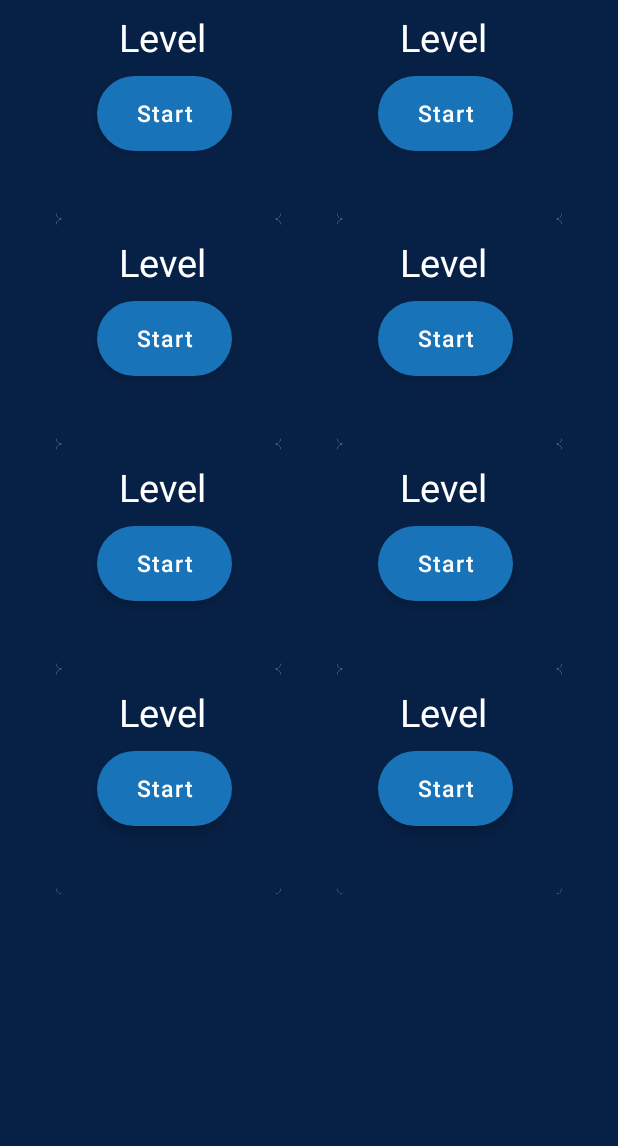
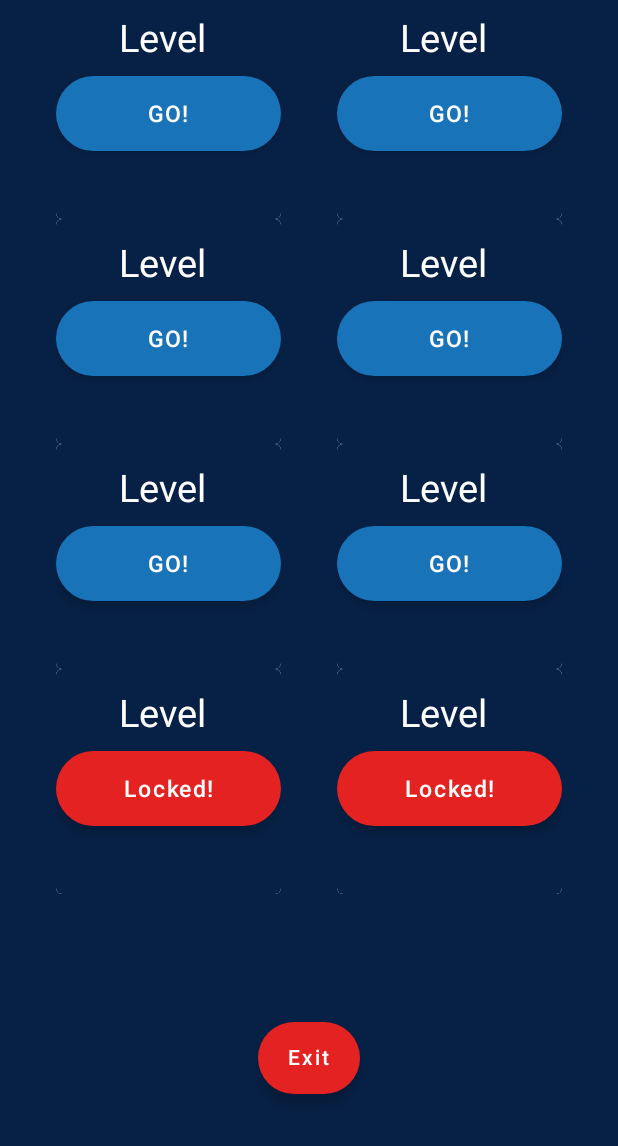
Before and after one commit to DaniValido23/Smart-Tuner-App, an Android app built with Jetpack Compose: the screen it shows after launch (MainActivity), on a phone screen of 412 x 824 dp, the part 90-1236 px from its top. Run offline under Robolectric (Android 15) with nearby library versions, the phone set to English and light mode, and no system bars.

Commit message:
Cambios: Creacion de boton (Exit) en una funcion, avance con el progreso de la app a como estaba el dia viernes

```diff
--- a/app/src/main/java/com/example/firstappmobilecompose/MainActivity.kt
+++ b/app/src/main/java/com/example/firstappmobilecompose/MainActivity.kt
@@ -128,20 +128,20 @@ fun PagePrincipal() {
                     modifier = Modifier.absolutePadding(0.dp, 10.dp, 0.dp, 100.dp)
                 )
 
-                ExtendedFloatingActionButton(
-                    backgroundColor = colorResource(id = R.color.Red_Exit),
-                    onClick = { /*...*/ },
-                    text = { (Text(text = "Exit", color = Color.White)) },
-                )
-
 
             }
 
+            ButtonExit()
 
         }
 
     }
 }
+
+
+
+
+
 
 @Composable
 fun PageEarTraining() {
@@ -154,8 +154,12 @@ fun PageEarTraining() {
             RowButtonLevel()
             RowButtonLevel()
             RowButtonLevel()
-            RowButtonLevel()
+            RowButtonLevelLocked()
+            Spacer(modifier = Modifier.height(85.dp))
+            ButtonExit()
         }
+
+
     }
 }
 
@@ -168,8 +172,19 @@ fun RowButtonLevel(){
             ButtonLevels()
         }
     }
+}
 
+@Composable
+fun RowButtonLevelLocked(){
+    Column(modifier = Modifier.fillMaxHeight(), verticalArrangement = Arrangement.SpaceAround) {
+        Row(modifier = Modifier.fillMaxWidth(), horizontalArrangement = Arrangement.SpaceEvenly) {
+            ButtonLevelsLocked()
+            ButtonLevelsLocked()
+        }
+    }
 }
+
+
 
 
 @Composable
@@ -188,8 +203,8 @@ fun ButtonLevels(){
             Spacer(modifier = Modifier.height(10.dp))
 
             ExtendedFloatingActionButton(
-                text = { Text(text = "Start", color = Color.White, fontSize = 15.sp)},
-                modifier = Modifier.absolutePadding(27.dp).size(90.dp,50.dp),
+                text = { Text(text = "GO!", color = Color.White, fontSize = 15.sp)},
+                modifier = Modifier.size(150.dp,50.dp),
                 onClick = { /*TODO*/ },
                 backgroundColor = colorResource(id = R.color.Blue_Buttom))
             Spacer(modifier = Modifier.height(10.dp))
@@ -197,6 +212,52 @@ fun ButtonLevels(){
     }
 }
 
+@Composable
+fun ButtonLevelsLocked(){
+    Card(elevation = 0.dp, modifier = Modifier.size(150.dp)) {
+        Column(
+            modifier = Modifier.background(colorResource(id = R.color.MainBlue))
+        ) {
+            Text(text = "Level",
+                color = Color.White,
+                modifier = Modifier.absolutePadding(42.dp,15.dp,0.dp,0.dp),
+                fontSize = 25.sp
+
+            )
+
+            Spacer(modifier = Modifier.height(10.dp))
+
+            ExtendedFloatingActionButton(
+                text = { Text(text = "Locked!", color = Color.White, fontSize = 15.sp)},
+                modifier = Modifier.size(150.dp,50.dp),
+                onClick = { /*TODO*/ },
+                backgroundColor = colorResource(id = R.color.Red_Exit))
+            Spacer(modifier = Modifier.height(10.dp))
+        }
+    }
+
+}
+
+@Composable
+fun ButtonExit(){
+    Column(
+        modifier = Modifier
+            .fillMaxWidth()
+            .fillMaxHeight(),
+        verticalArrangement = Arrangement.Center,
+        horizontalAlignment = Alignment.CenterHorizontally
+    ) {
+        ExtendedFloatingActionButton(
+            backgroundColor = colorResource(id = R.color.Red_Exit),
+            onClick = { /*...*/ },
+            text = { (Text(text = "Exit", color = Color.White)) },
+        )
+    }
+}
+
+
+
+
 //Composable Prueba git
 
 //Prueba numero 2 despues de reiniciar el equipo (El emulador ya funciona borrando el archivo .lock)
```
